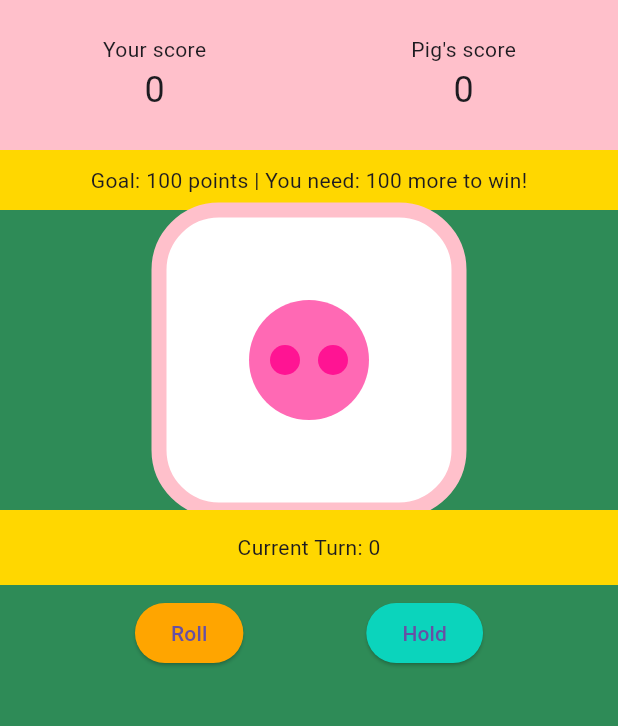
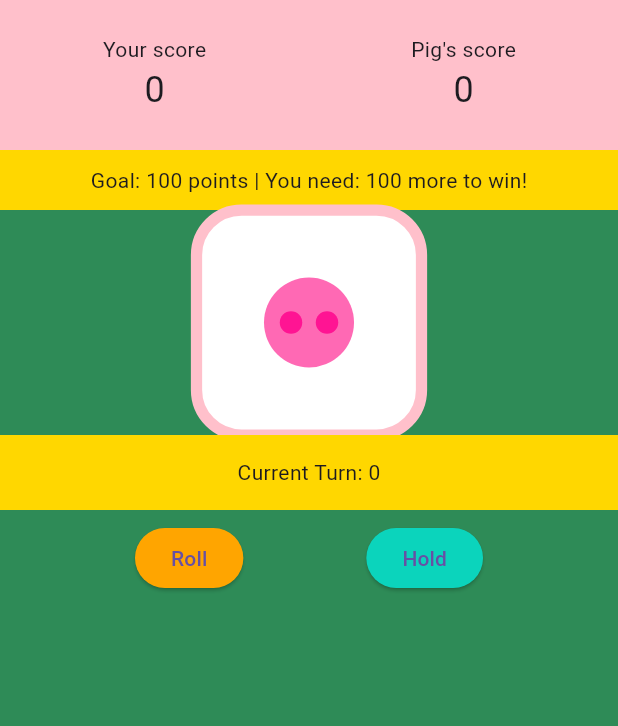
Before and after one commit to bserridge/Pig, a Flutter app: the screen it shows after launch, after a tap on "Start Game", on a phone screen of 412 x 824 dp, the part 105-831 px from its top. Run offline on Flutter 3.47's test engine with Material 3 defaults, Android fonts, the phone set to English and light mode, and no system bars.

Commit message:
Fixed functionality by removing dice animation.

```diff
--- a/parallel_pig_anthropic/lib/game_screen.dart
+++ b/parallel_pig_anthropic/lib/game_screen.dart
@@ -26,31 +26,38 @@ class _GameScreenState extends State<GameScreen> {
     assert(!gameOver); // we check this before calling rollDice
     assert(!isRolling); // we check this before calling rollDice
 
+    print("Rolling dice...");
+
     // prior code returned if !isYourTurn but I think we should use this function for when it's the pig's turn too
 
     setState(() {
       isRolling = true;
       diceValue = _random.nextInt(6) + 1;
+      print("We rolled a $diceValue");
     });
+
+    onRollComplete();
   }
 
   void hold() {
 
-    assert (!gameOver); // we check this before calling hold
-    assert (!isRolling); // we check this before calling hold
+    assert(!gameOver); // we check this before calling hold
+    assert(!isRolling); // we check this before calling hold
 
     endTurn();
 
     checkWinCondition();
 
     if (!isYourTurn) {
-      // Trigger AI turn after a short delay
       aiTurn();
     }
 
   }
 
   void endTurn() {
+
+    print("Now it's the other player's turn");
+
     setState(() {
       isRolling = false;
 
@@ -63,12 +70,6 @@ class _GameScreenState extends State<GameScreen> {
       isYourTurn = !isYourTurn;
     });
   }
-
-  /* this function is not used???
-  void switchTurn() {
-    isYourTurn = !isYourTurn;
-  }
-*/
 
   void checkWinCondition() {
     if (yourScore >= WIN_SCORE || pigScore >= WIN_SCORE) {
@@ -99,10 +100,14 @@ class _GameScreenState extends State<GameScreen> {
 
     assert(!gameOver); // we check this before calling aiTurn
 
-    if (currentTurn < 20) {
-      Future.delayed(Duration(milliseconds: 1000), rollDice);
+    if (pigScore + currentTurn >= WIN_SCORE) {
+      Future.delayed(Duration(milliseconds: 1000), hold);
     } else {
-      hold();
+      if (currentTurn < 20) {
+        Future.delayed(Duration(milliseconds: 1000), rollDice);
+      } else {
+        Future.delayed(Duration(milliseconds: 1000), hold);
+      }
     }
   }
 
@@ -126,13 +131,14 @@ class _GameScreenState extends State<GameScreen> {
 
       if (diceValue != 1) {
         currentTurn += diceValue;
+        print("Now our score is up to $currentTurn");
+        checkWinCondition();
       } else {
+        print("Oops we rolled a 1");
         currentTurn = 0;
         endTurn();
       }
     });
-
-    checkWinCondition();
 
     if (!isYourTurn && !gameOver) {
      // Trigger AI turn
@@ -188,29 +194,17 @@ class _GameScreenState extends State<GameScreen> {
               child: Center(child: Text('Goal: $WIN_SCORE points | You need: ${WIN_SCORE - yourScore} more to win!')),
             ),
 
-            // removing the old dice display
-            // PigDice(value: diceValue, size: 200),
-
-            // here's the new code
+/*
             AnimatedPigDice(
               value: diceValue,
-              size: 200,
+              size: 150,
               onRollComplete: onRollComplete,
             ),
 
-            /*
-            // removing the old dice display
-            Expanded(
-              child: Center(
-                child: Container(
-                  width: 200,
-                  height: 200,
-                  color: Colors.white,
-                  child: Center(child: Text('$diceValue', style: const TextStyle(fontSize: 72))),
-                ),
-              ),
-            ),
             */
+
+            PigDice(value: diceValue, size: 150),
+
             Container(
               color: const Color(0xFFFFD700), // Yellow
               height: 50,
@@ -221,23 +215,6 @@ class _GameScreenState extends State<GameScreen> {
               child: Row(
                 mainAxisAlignment: MainAxisAlignment.spaceEvenly,
                 children: [
-                  /* commenting out the PigThemedButtons for now
-                  PigThemedButton(
-                    text: 'Roll',
-                    onPressed: isYourTurn && !gameOver ? rollDice : () {},
-                    color: Color(0xFFFFA500), // Orange
-                    width: 140,
-                    height: 60,
-                  ),
-                  PigThemedButton(
-                    text: 'Hold',
-                    onPressed: isYourTurn && !gameOver ? hold : () {},
-                    color: Color(0xFFFF6347), // Tomato Red
-                    width: 140,
-                    height: 60,
-                  ),
-                  */
-
                   ElevatedButton(
                     style: ElevatedButton.styleFrom(backgroundColor: const Color(0xFFFFA500)), // Orange
                     onPressed: isYourTurn && !gameOver && !isRolling ? rollDice : null,
--- a/parallel_pig_anthropic/lib/home_screen.dart
+++ b/parallel_pig_anthropic/lib/home_screen.dart
@@ -2,7 +2,7 @@ import 'package:flutter/material.dart';
 import 'game_screen.dart';  // Make sure to create this file if you haven't already
 // import 'parallel_pig_logo.dart';
 import 'pig_mascot.dart';
-import 'farm_background.dart';
+// import 'farm_background.dart';
 
 class HomeScreen extends StatelessWidget {
   @override
@@ -14,7 +14,7 @@ class HomeScreen extends StatelessWidget {
           child: Column(
             mainAxisAlignment: MainAxisAlignment.center,
             children: <Widget>[
-              FarmBackground(),
+              // FarmBackground(),
               Container(
                 width: 300,
                 height: 150,
@@ -26,26 +26,7 @@ class HomeScreen extends StatelessWidget {
                   ),
                 ),
               ),
-              SizedBox(height: 50),
-
-              /*
-              // removing the placeholder logo (replacement is right below this comment)
-              Container(
-                width: 150,
-                height: 150,
-                decoration: BoxDecoration(
-                  color: Color(0xFFFFC0CB),  // Pink
-                  shape: BoxShape.circle,
-                ),
-                child: Center(
-                  child: Text(
-                    '🐷',
-                    style: TextStyle(fontSize: 72),
-                  ),
-                ),
-              ),
-              */
-              // ParallelPigLogo(size: 200),
+              SizedBox(height: 50), // TO DO - what is this for? just to space things out?
               // TO DO - replace the emoji list in the ParallelPigLogo widget with the PigMascot widget, so that we get a row of three pig mascots
               PigMascot(size: 200, isHappy: true),
               SizedBox(height: 50),
```
